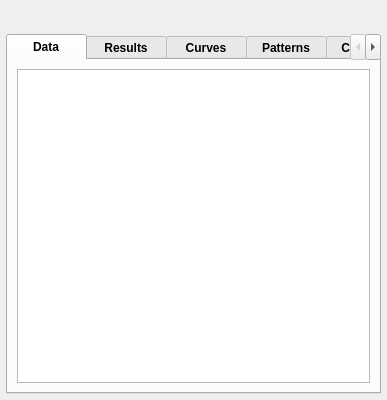
Above: ui/qgisred_elementproperties_dialog.ui from Ingeniousware/QGISRed-BID before the change. Below: the same form after it.
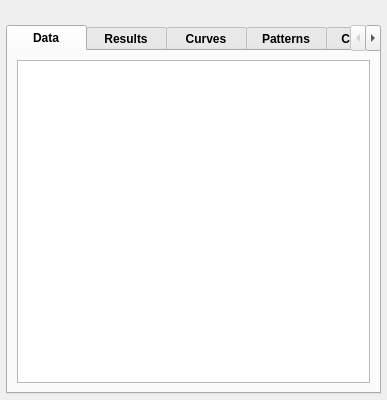
That is the form after the change. Custom widgets are drawn as their Qt base class.

```diff
--- a/ui/qgisred_elementproperties_dialog.ui
+++ b/ui/qgisred_elementproperties_dialog.ui
@@ -54,6 +54,13 @@
     </property>
     <item>
      <widget class="QLabel" name="labelFoundElement">
+      <property name="font">
+       <font>
+        <pointsize>8</pointsize>
+        <weight>50</weight>
+        <bold>false</bold>
+       </font>
+      </property>
       <property name="text">
        <string/>
       </property>
```
